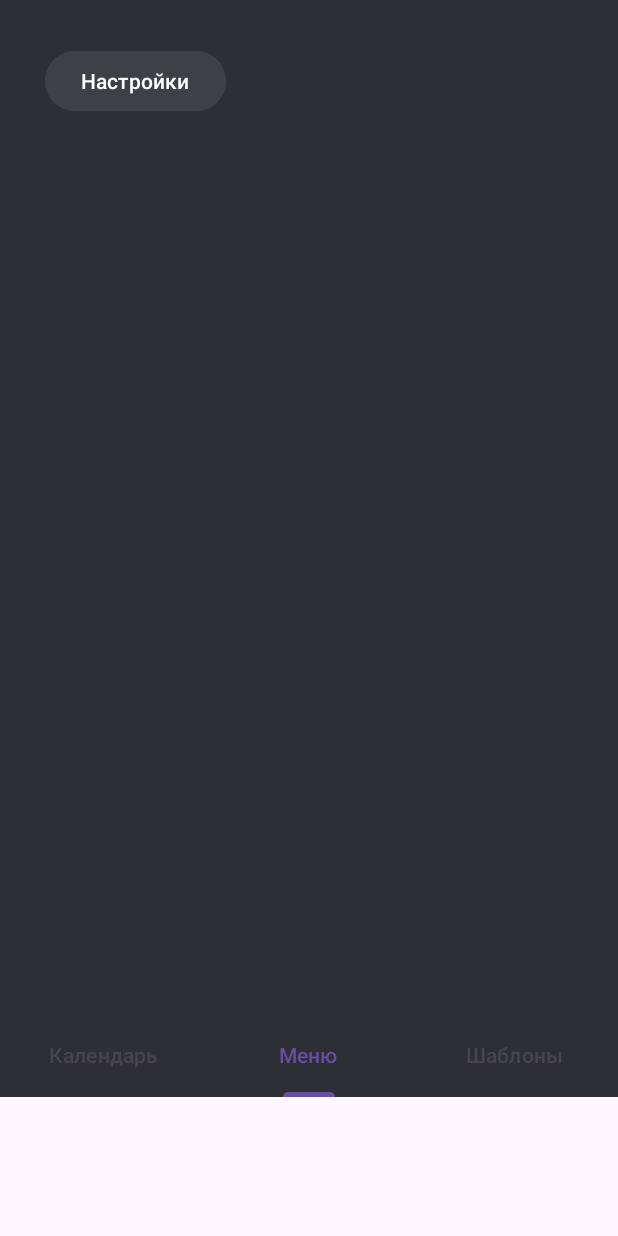
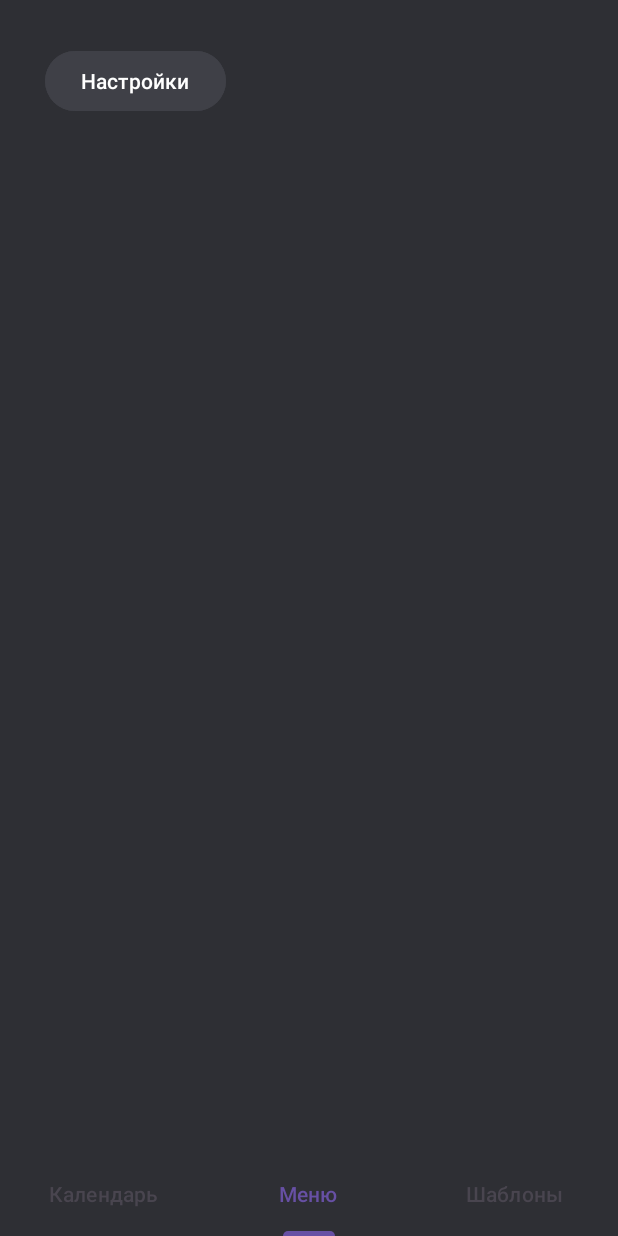
Before and after one commit to qiisqwww/SamsungSchoolProject, an Android app: the screen it shows after launch (MainActivity), item 2 of the bottom bar chosen, on a phone screen of 412 x 824 dp. Run offline under Robolectric (Android 15) with nearby library versions, the phone set to English and light mode, and no system bars.

Commit message:
added  layout weight to viewpager to make tablayout be in the bottom of the screen

```diff
--- a/app/src/main/res/layout/activity_main.xml
+++ b/app/src/main/res/layout/activity_main.xml
@@ -9,6 +9,7 @@
     <androidx.viewpager.widget.ViewPager
         android:id="@+id/viewpager"
         android:background="@color/darkThemeBackgroundColor"
+        android:layout_weight="1"
         android:layout_width="match_parent"
         android:layout_height="675dp" />
 
```
